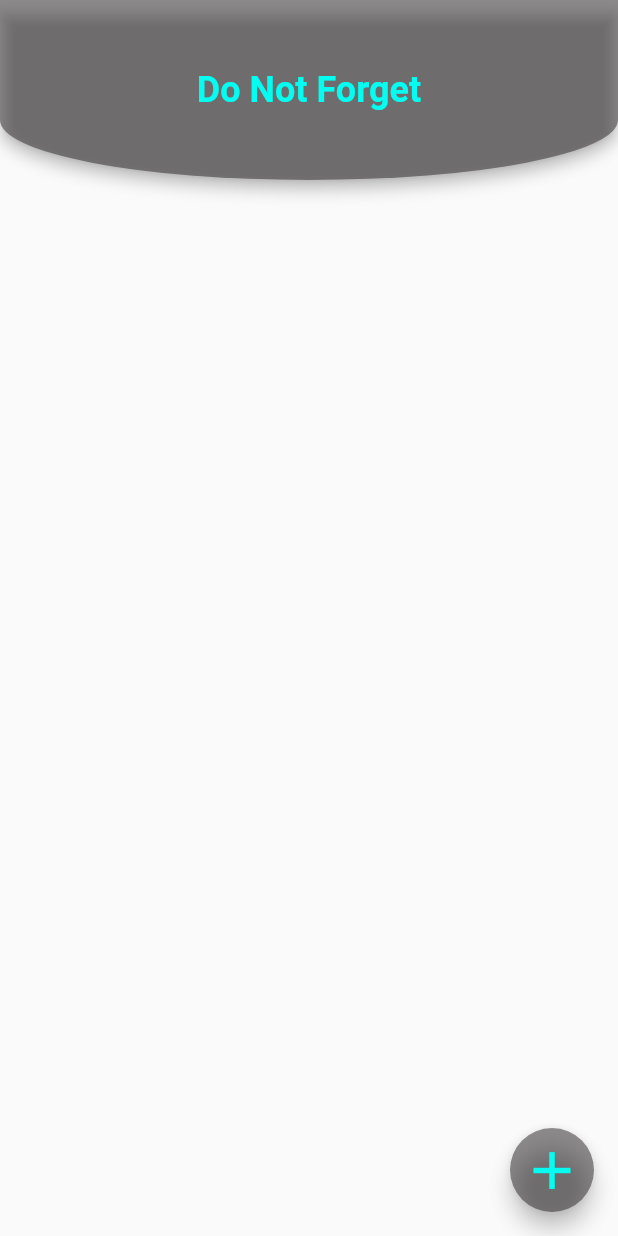
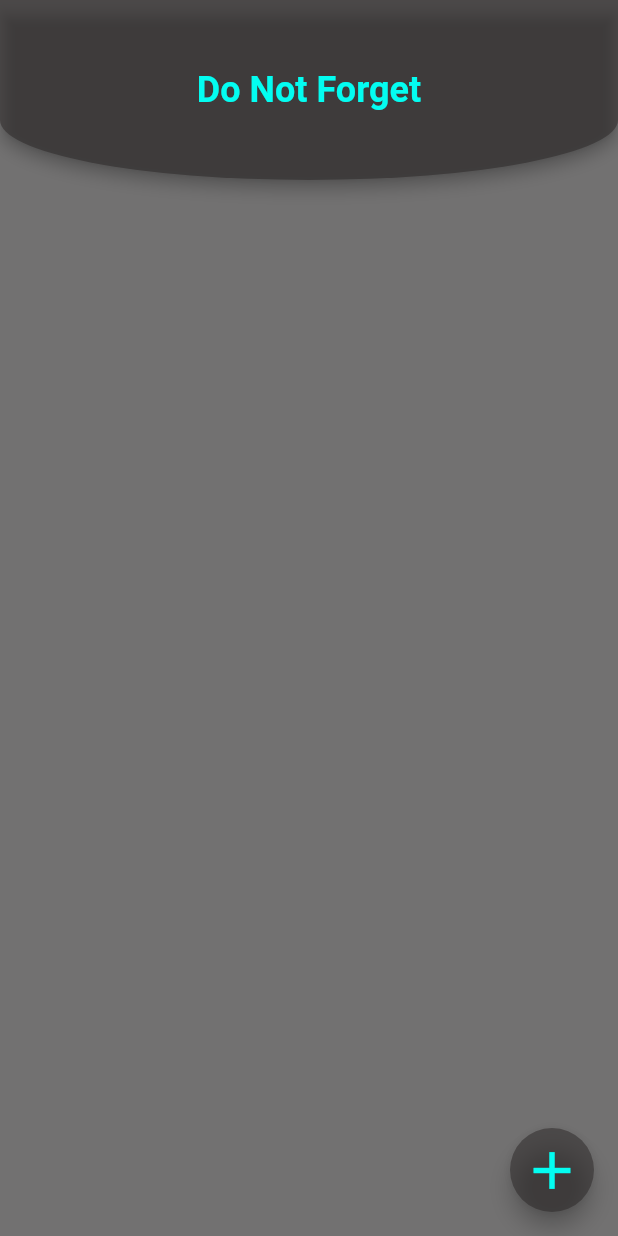
Before and after one commit to patryklaskowski1/do_not_forget, a Flutter app: the screen it shows after launch, on a phone screen of 412 x 824 dp. Run offline on Flutter 3.47's test engine with Material 2 defaults, Android fonts, the phone set to English and light mode, and no system bars.

Commit message:
Add backGroundColors Scaffold home page

```diff
--- a/lib/main.dart
+++ b/lib/main.dart
@@ -12,6 +12,7 @@
     return MaterialApp(
       title: 'Do Not Forget',
       home: Scaffold(
+        backgroundColor: const Color.fromARGB(255, 114, 113, 113),
         appBar: AppBar(
           title: const Text(
             'Do Not Forget',
@@ -23,8 +24,9 @@
           ),
           shape: RoundedRectangleBorder(
             borderRadius: BorderRadius.vertical(
-                bottom:
-                    Radius.elliptical(MediaQuery.of(context).size.width, 80.0)),
+              bottom:
+                  Radius.elliptical(MediaQuery.of(context).size.width, 80.0),
+            ),
           ),
           toolbarHeight: 120,
           centerTitle: true,
```
